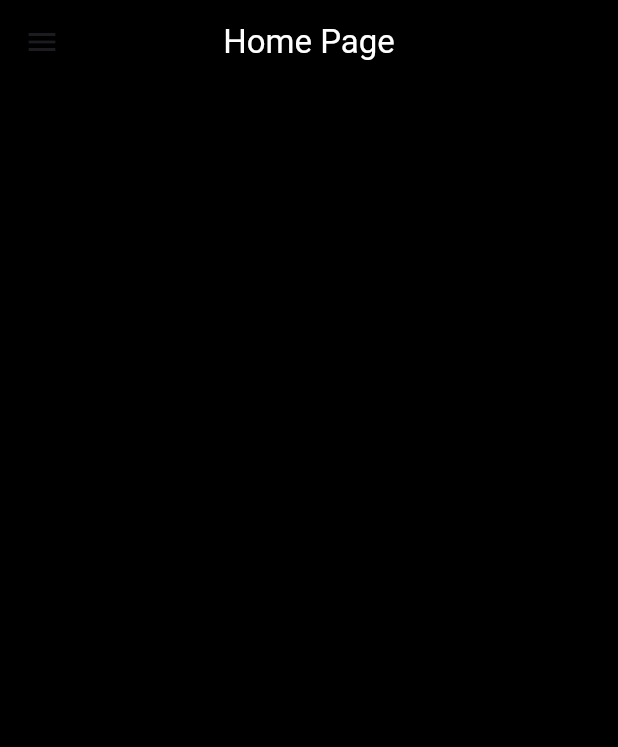
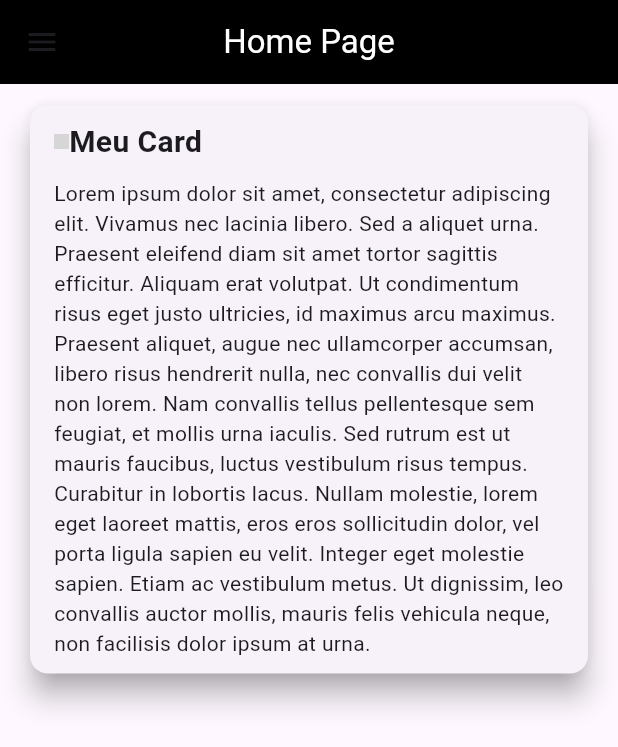
Before and after one commit to LeoLarangeira/flutter-first-app, a Flutter app: the MainPage screen opened directly, on a phone screen of 412 x 824 dp. Shown: the top 747 px of the screen. Run offline on Flutter 3.47's test engine with Material 3 defaults, Android fonts, the phone set to English and light mode, and no system bars; our stand-ins replace google_fonts; network calls fail; grey boxes are pictures that could not be loaded.

Commit message:
card widget

```diff
--- a/trilhaapp/lib/pages/card_page.dart
+++ b/trilhaapp/lib/pages/card_page.dart
@@ -0,0 +1,66 @@
+import 'package:flutter/material.dart';
+import 'package:trilhaapp/model/card_detail.dart';
+import 'package:trilhaapp/repositories/card_detail_repository.dart';
+
+class CardPage extends StatefulWidget {
+  const CardPage({super.key});
+
+  @override
+  State<CardPage> createState() => _CardPageState();
+}
+
+class _CardPageState extends State<CardPage> {
+  CardDetail? cardDetail;
+  var cardDetailtRepository = CardDetailRepository();
+
+  @override
+  void initState() {
+    super.initState();
+    loadData();
+  }
+
+  void loadData() async {
+    cardDetail = await cardDetailtRepository.get();
+    setState(() {});
+  }
+
+  @override
+  Widget build(BuildContext context) {
+    return Column(children: [
+      Container(
+        margin: EdgeInsets.symmetric(horizontal: 16, vertical: 10),
+        width: double.infinity,
+        child: Card(
+          elevation: 8,
+          shadowColor: Colors.grey,
+          child: Padding(
+            padding: EdgeInsets.symmetric(horizontal: 16, vertical: 10),
+            child: Column(
+              crossAxisAlignment: CrossAxisAlignment.start,
+              children: [
+                Row(
+                  children: [
+                    Image.network(
+                      "https://hermes.digitalinnovation.one/assets/diome/logo.png",
+                      height: 10,
+                    ),
+                    const Text(
+                      "Meu Card",
+                      style:
+                          TextStyle(fontSize: 20, fontWeight: FontWeight.w700),
+                    ),
+                  ],
+                ),
+                const SizedBox(
+                  height: 10,
+                ),
+                const Text(
+                    'Lorem ipsum dolor sit amet, consectetur adipiscing elit. Vivamus nec lacinia libero. Sed a aliquet urna. Praesent eleifend diam sit amet tortor sagittis efficitur. Aliquam erat volutpat. Ut condimentum risus eget justo ultricies, id maximus arcu maximus. Praesent aliquet, augue nec ullamcorper accumsan, libero risus hendrerit nulla, nec convallis dui velit non lorem. Nam convallis tellus pellentesque sem feugiat, et mollis urna iaculis. Sed rutrum est ut mauris faucibus, luctus vestibulum risus tempus. Curabitur in lobortis lacus. Nullam molestie, lorem eget laoreet mattis, eros eros sollicitudin dolor, vel porta ligula sapien eu velit. Integer eget molestie sapien. Etiam ac vestibulum metus. Ut dignissim, leo convallis auctor mollis, mauris felis vehicula neque, non facilisis dolor ipsum at urna. ')
+              ],
+            ),
+          ),
+        ),
+      ),
+    ]);
+  }
+}
--- a/trilhaapp/lib/pages/main_page.dart
+++ b/trilhaapp/lib/pages/main_page.dart
@@ -1,6 +1,6 @@
 import 'package:flutter/material.dart';
 import 'package:google_fonts/google_fonts.dart';
-import 'package:trilhaapp/pages/registration_page.dart';
+import 'package:trilhaapp/pages/card_page.dart';
 import 'package:trilhaapp/shared/widgets/custom_drawer.dart';
 
 class MainPage extends StatefulWidget {
@@ -11,6 +11,8 @@ class MainPage extends StatefulWidget {
 }
 
 class _MainPageState extends State<MainPage> {
+  PageController controller = PageController(initialPage: 0);
+  int pagePosition = 0;
   @override
   Widget build(BuildContext context) {
     return SafeArea(
@@ -26,8 +28,31 @@ class _MainPageState extends State<MainPage> {
         drawer: CustomDrawer(),
         body: PageView(
           children: [
-            Container(
-              color: Colors.black,
+            Column(
+              children: [
+                Expanded(
+                  child: PageView(
+                    controller: controller,
+                    onPageChanged: (value) {
+                      pagePosition = value;
+                    },
+                    children: const [
+                      CardPage(),
+                    ],
+                  ),
+                ),
+              ],
+            ),
+            BottomNavigationBar(
+              onTap: (value) {
+                controller.jumpToPage(value);
+              },
+              currentIndex: pagePosition,
+              items: [
+                BottomNavigationBarItem(label: "Pag1", icon: Icon(Icons.home)),
+                BottomNavigationBarItem(label: "Pag2", icon: Icon(Icons.add)),
+                BottomNavigationBarItem(label: "Pag3", icon: Icon(Icons.person))
+              ],
             )
           ],
         ),
```
